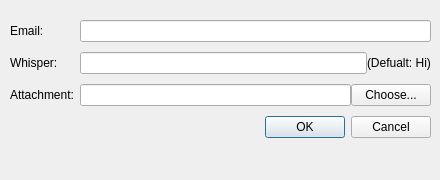
Old version of the form qt/invitedialog.ui in the repository bitbaba/bitmail.
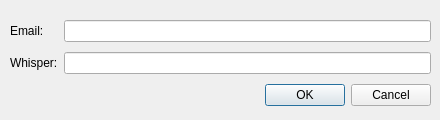
New version of the form.

What changed in the file:
```diff
--- a/qt/invitedialog.ui
+++ b/qt/invitedialog.ui
@@ -7,7 +7,7 @@
     <x>0</x>
     <y>0</y>
     <width>440</width>
-    <height>180</height>
+    <height>120</height>
    </rect>
   </property>
   <property name="sizePolicy">
@@ -19,13 +19,13 @@
   <property name="minimumSize">
    <size>
     <width>440</width>
-    <height>180</height>
+    <height>120</height>
    </size>
   </property>
   <property name="maximumSize">
    <size>
     <width>440</width>
-    <height>180</height>
+    <height>120</height>
    </size>
   </property>
   <property name="baseSize">
@@ -43,7 +43,7 @@
      <x>10</x>
      <y>20</y>
      <width>421</width>
-     <height>131</height>
+     <height>101</height>
     </rect>
    </property>
    <layout class="QFormLayout" name="formLayout">
@@ -82,41 +82,9 @@
       <item>
        <widget class="QLineEdit" name="leWhisper"/>
       </item>
-      <item>
-       <widget class="QLabel" name="label">
-        <property name="text">
-         <string>(Defualt: Hi)</string>
-        </property>
-       </widget>
-      </item>
      </layout>
     </item>
-    <item row="2" column="0">
-     <widget class="QLabel" name="lbAttachment">
-      <property name="text">
-       <string>Attachment:</string>
-      </property>
-     </widget>
-    </item>
     <item row="2" column="1">
-     <layout class="QHBoxLayout" name="horizontalLayout_2">
-      <item>
-       <widget class="QLineEdit" name="leAttachment">
-        <property name="readOnly">
-         <bool>true</bool>
-        </property>
-       </widget>
-      </item>
-      <item>
-       <widget class="QPushButton" name="btnChoose">
-        <property name="text">
-         <string>Choose...</string>
-        </property>
-       </widget>
-      </item>
-     </layout>
-    </item>
-    <item row="3" column="1">
      <widget class="QDialogButtonBox" name="buttonBox">
       <property name="orientation">
        <enum>Qt::Horizontal</enum>
```
Left out of the diff: 2 changed lines with no effect on the pictures.
